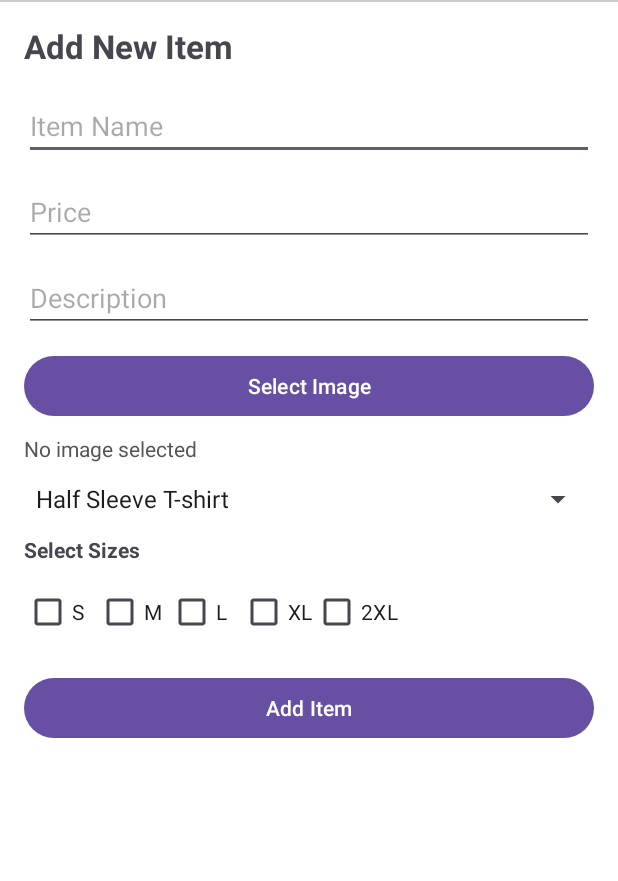
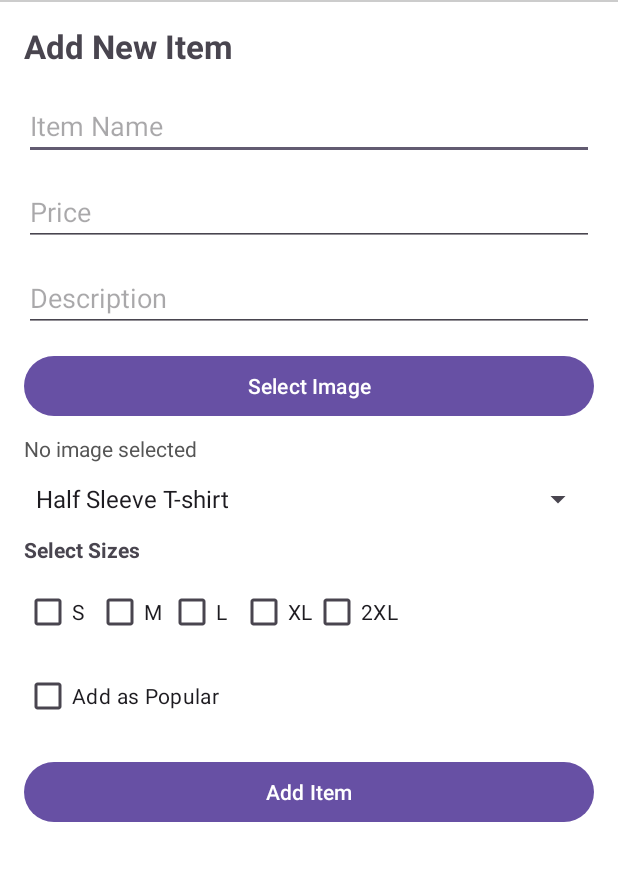
Before and after one commit to sazzad1620/Fabrino, an Android app: the AdminActivity screen opened directly, with no data from a screen before it, on a phone screen of 412 x 824 dp, the part 90-971 px from its top. Run offline under Robolectric (Android 15) with nearby library versions, the phone set to English and light mode, and no system bars; our stand-ins replace Firebase (no records; nobody signed in at launch, a user with empty details on screens opened directly); Roboto replaces fonts that are not available here.

Commit message:
add as popular working

```diff
--- a/app/src/main/res/layout/activity_admin.xml
+++ b/app/src/main/res/layout/activity_admin.xml
@@ -179,6 +179,14 @@
                 <CheckBox android:id="@+id/cb2XL" android:layout_width="wrap_content" android:layout_height="wrap_content" android:text="2XL"/>
             </LinearLayout>
 
+            <CheckBox
+                android:id="@+id/cbAddPopular"
+                android:layout_width="wrap_content"
+                android:layout_height="wrap_content"
+                android:text="Add as Popular"
+                android:checked="false"
+                android:layout_marginTop="8dp"/>
+
             <!-- Submit Button -->
             <Button
                 android:id="@+id/btnAddItem"
```
Also changed, not shown: app/src/main/java/com/example/fabrinoproject/AdminActivity.kt (+33 -16 lines), app/src/main/java/com/example/fabrinoproject/Item.kt (+4 -3 lines), app/src/main/java/com/example/fabrinoproject/MainActivity.kt (+5 -4 lines).
